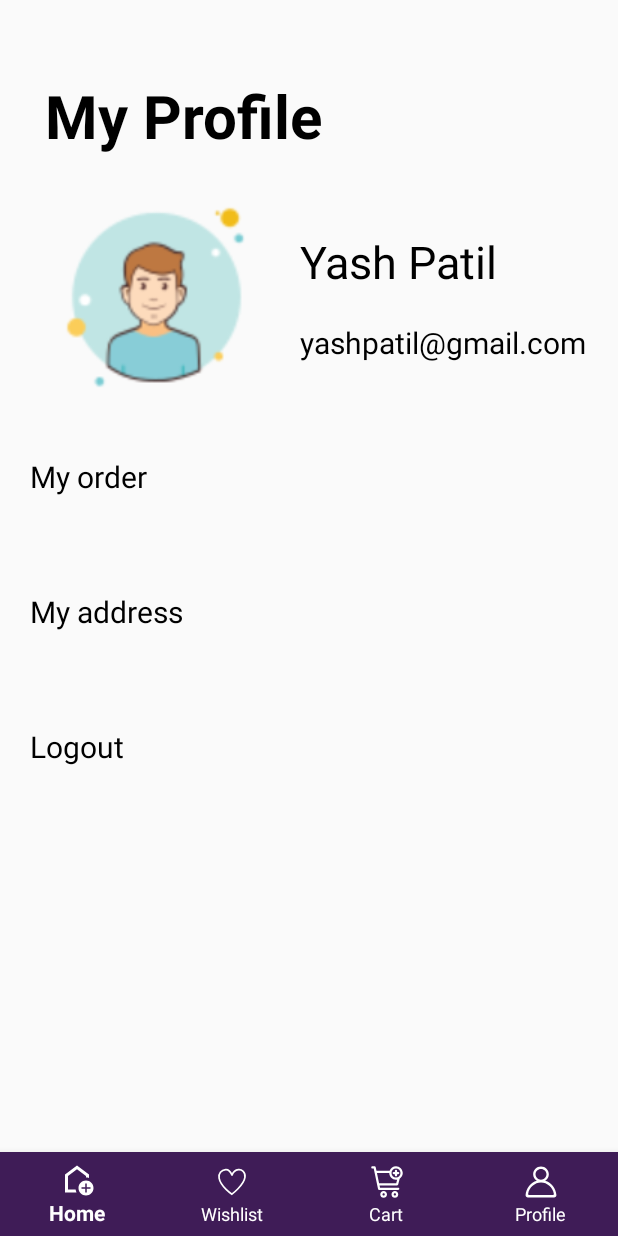
After one commit to lokeshkapase/Amruttam_Food, an Android app: the layout profile_activity.xml on its own in the app's theme, with its tools: preview values and no code run, on a phone screen of 412 x 824 dp. The commit adds this screen. Run offline under Robolectric (Android 15) with nearby library versions, the light colour scheme and no system bars.

Commit message:
commit 5

```diff
--- a/app/src/main/res/layout/home_activity.xml
+++ b/app/src/main/res/layout/home_activity.xml
@@ -7,7 +7,7 @@
     android:layout_height="match_parent"
     tools:context=".MainActivity">
 
-    <!-- Scrollable Content -->
+
     <androidx.core.widget.NestedScrollView
         android:layout_width="match_parent"
         android:layout_height="0dp"
--- /dev/null
+++ b/app/src/main/res/layout/profile_activity.xml
@@ -0,0 +1,114 @@
+<?xml version="1.0" encoding="utf-8"?>
+<androidx.constraintlayout.widget.ConstraintLayout xmlns:android="http://schemas.android.com/apk/res/android"
+    android:layout_width="match_parent"
+    android:layout_height="match_parent"
+    xmlns:app="http://schemas.android.com/apk/res-auto">
+
+    <TextView
+        android:id="@+id/txtProfile"
+        android:layout_width="200dp"
+        android:layout_height="wrap_content"
+        android:text="My Profile"
+        android:textSize="40sp"
+        android:layout_marginTop="50dp"
+        app:layout_constraintTop_toTopOf="parent"
+        app:layout_constraintLeft_toLeftOf="parent"
+        style="@style/margins"
+        android:textColor="@color/black"
+        android:textStyle="bold"
+        />
+
+    <ImageView
+        android:id="@+id/userImage"
+        android:layout_width="150dp"
+        android:layout_height="150dp"
+        android:background="@drawable/profile"
+        app:layout_constraintTop_toBottomOf="@+id/txtProfile"
+        app:layout_constraintLeft_toLeftOf="parent"
+        style="@style/margins"
+        />
+    <TextView
+        android:id="@+id/userName"
+        android:layout_width="wrap_content"
+        android:layout_height="wrap_content"
+        android:text="Yash Patil"
+        android:textSize="30sp"
+        android:layout_marginTop="50dp"
+        app:layout_constraintLeft_toRightOf="@id/userImage"
+        app:layout_constraintTop_toBottomOf="@id/txtProfile"
+        android:layout_marginLeft="20dp"
+        android:textColor="@color/black"
+        />
+    <TextView
+        android:id="@+id/userEmail"
+        android:layout_width="wrap_content"
+        android:layout_height="wrap_content"
+        android:text="yashpatil@gmail.com"
+        android:textSize="20sp"
+        android:layout_marginTop="20dp"
+        app:layout_constraintLeft_toRightOf="@id/userImage"
+        app:layout_constraintTop_toBottomOf="@id/userName"
+        android:layout_marginLeft="20dp"
+        android:textColor="@color/black"
+        />
+    <LinearLayout
+        android:layout_width="match_parent"
+        android:layout_height="wrap_content"
+        app:layout_constraintTop_toBottomOf="@id/userImage"
+        app:layout_constraintLeft_toLeftOf="@+id/userImage"
+        android:layout_marginTop="20dp"
+        android:orientation="vertical"
+        >
+
+        <TextView
+            android:layout_width="match_parent"
+            android:layout_height="70dp"
+            android:layout_marginTop="10dp"
+            android:layout_marginBottom="10dp"
+            android:text="My order"
+            android:textSize="20sp"
+            android:paddingStart="20dp"
+            android:textColor="@color/black"
+            />
+        <TextView
+            android:layout_width="match_parent"
+            android:layout_height="70dp"
+            android:layout_marginTop="10dp"
+            android:layout_marginBottom="10dp"
+            android:text="My address"
+            android:textSize="20sp"
+            android:paddingStart="20dp"
+            android:textColor="@color/black"
+            />
+        <TextView
+            android:layout_width="match_parent"
+            android:layout_height="70dp"
+            android:layout_marginTop="10dp"
+            android:layout_marginBottom="10dp"
+            android:text="Logout"
+            android:textSize="20sp"
+            android:paddingStart="20dp"
+            android:textColor="@color/black"
+            android:textAlignment="gravity"
+            />
+
+
+
+
+    </LinearLayout>
+    <!-- Bottom Navigation -->
+    <com.google.android.material.bottomnavigation.BottomNavigationView
+        android:id="@+id/bottomNavigationView"
+        android:layout_width="0dp"
+        android:layout_height="wrap_content"
+        android:background="@color/purple_700"
+        app:itemIconTint="@color/white"
+        app:itemTextColor="@color/white"
+        app:labelVisibilityMode="labeled"
+        app:menu="@menu/bottom_nav_menu"
+        app:layout_constraintBottom_toBottomOf="parent"
+        app:layout_constraintStart_toStartOf="parent"
+        app:layout_constraintEnd_toEndOf="parent" />
+
+
+</androidx.constraintlayout.widget.ConstraintLayout>
--- a/app/src/main/res/values/colors.xml
+++ b/app/src/main/res/values/colors.xml
@@ -5,6 +5,7 @@
     <color name="purple_700">#3F1C57</color>
     <color name="gray">#D3D3D3</color>
     <color name="skin">#E0D5C2</color>
+    <color name="Whit_gray">#E2E0DD</color>
 
 
 </resources>
--- a/app/src/main/res/values/styles.xml
+++ b/app/src/main/res/values/styles.xml
@@ -6,6 +6,7 @@
         <item name="android:textColor">@android:color/black</item>
     </style>
     <style name="margins">
+        <item name="android:layout_marginTop">20dp</item>
         <item name="android:layout_marginStart" >30dp</item>
         <item name="android:layout_marginEnd" >30dp</item>
     </style>
```
Also changed, not shown: app/src/main/res/layout/cart_activity.xml (added, +36 -0 lines), app/src/main/res/layout/wishlist_activity.xml (added, +37 -0 lines).
